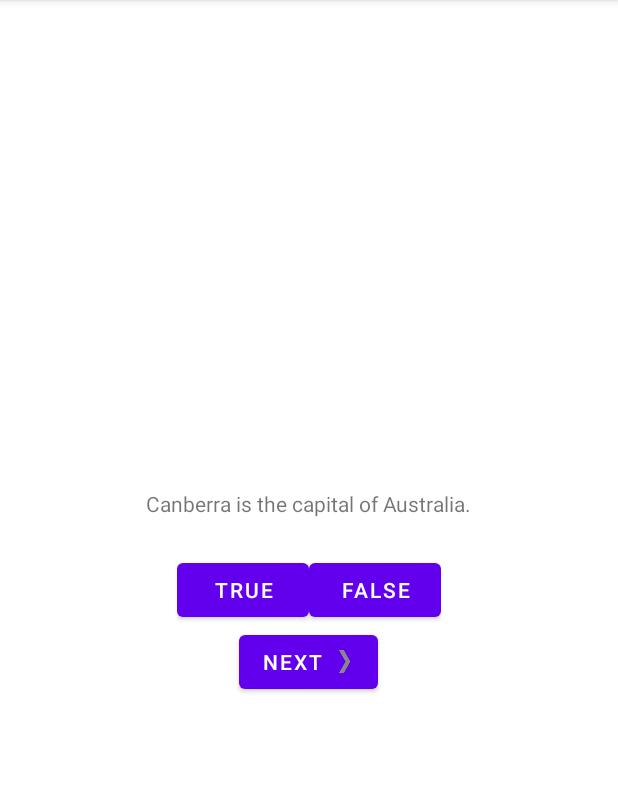
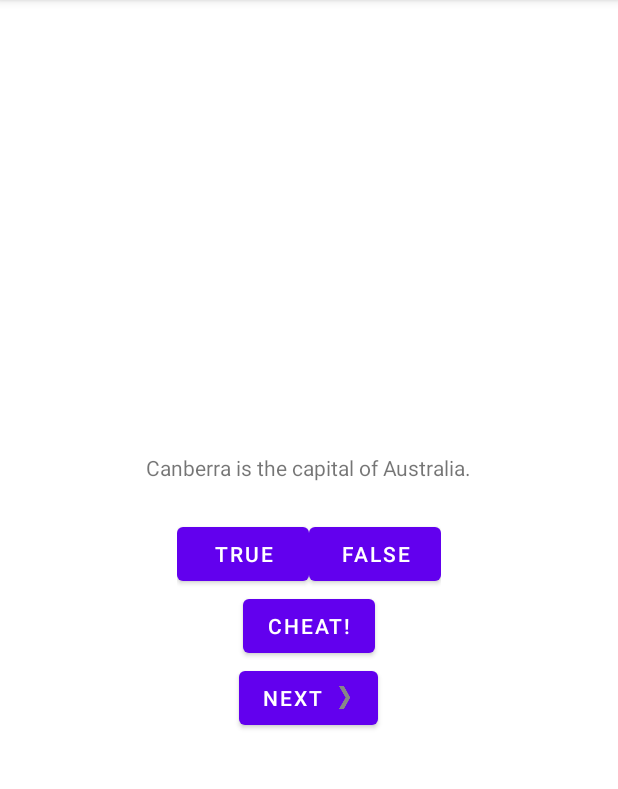
Before and after one commit to Leningkoei/Android, an Android app: the screen it shows after launch (MainActivity), on a phone screen of 412 x 824 dp, the part 84-873 px from its top. Run offline under Robolectric (Android 15) with nearby library versions, the phone set to English and light mode, and no system bars.

Commit message:
2021/11/07

```diff
--- a/GeoQuiz/app/src/main/AndroidManifest.xml
+++ b/GeoQuiz/app/src/main/AndroidManifest.xml
@@ -10,6 +10,9 @@
         android:supportsRtl="true"
         android:theme="@style/Theme.GeoQuiz">
         <activity
+            android:name=".CheatActivity"
+            android:exported="false" />
+        <activity
             android:name=".MainActivity"
             android:exported="true">
             <intent-filter>
--- a/GeoQuiz/app/src/main/java/com/bignerdranch/android/geoquiz/MainActivity.java
+++ b/GeoQuiz/app/src/main/java/com/bignerdranch/android/geoquiz/MainActivity.java
@@ -54,8 +54,7 @@ public class MainActivity extends AppCompatActivity {
             }
         });
         falseButton.setOnClickListener(new View.OnClickListener() {
-            @Override
-            public void onClick(View view) {
+            @Override public void onClick(View view) {
                 // Toast.makeText(
                 //     mainActivityContext,
                 //     R.string.incorrect_toast,
--- a/GeoQuiz/app/src/main/res/layout/activity_main.xml
+++ b/GeoQuiz/app/src/main/res/layout/activity_main.xml
@@ -33,6 +33,12 @@
         />
     </LinearLayout>
     <Button
+        android:id = "@+id/cheat_button"
+        android:layout_height = "wrap_content"
+        android:layout_width = "wrap_content"
+        android:text = "@string/cheat_button"
+    />
+    <Button
         android:id = "@+id/next_button"
         android:layout_height = "wrap_content"
         android:layout_width = "wrap_content"
--- a/GeoQuiz/app/src/main/res/values/strings.xml
+++ b/GeoQuiz/app/src/main/res/values/strings.xml
@@ -1,16 +1,21 @@
 <resources>
     <string name="app_name">GeoQuiz</string>
 
-    <string name = "question_australia">Canberra is the capital of Australia.</string>
-    <string name = "question_oceans">The Pacific Ocean is larger than the Atlantic Ocean.</string>
-    <string name = "question_mideast">The Suez Canal connects the Red Sea and the Indian Ocean.</string>
-    <string name = "question_africa">The source of the Nile River is in Egypt.</string>
-    <string name = "question_americas">The Amazon River is the longest river in the Americas.</string>
-    <string name = "question_asia">Lake Baikal is the world\'s oldest the deepest freshwater lake.</string>
+    <string name="question_australia">Canberra is the capital of Australia.</string>
+    <string name="question_oceans">The Pacific Ocean is larger than the Atlantic Ocean.</string>
+    <string name="question_mideast">The Suez Canal connects the Red Sea and the Indian Ocean.</string>
+    <string name="question_africa">The source of the Nile River is in Egypt.</string>
+    <string name="question_americas">The Amazon River is the longest river in the Americas.</string>
+    <string name="question_asia">Lake Baikal is the world\'s oldest the deepest freshwater lake.</string>
 
-    <string name = "true_button">True</string>
-    <string name = "false_button">False</string>
-    <string name = "correct_toast">Correct!</string>
-    <string name = "incorrect_toast">Incorrect!</string>
-    <string name = "next_button">Next</string>
+    <string name="true_button">True</string>
+    <string name="false_button">False</string>
+    <string name="correct_toast">Correct!</string>
+    <string name="incorrect_toast">Incorrect!</string>
+    <string name="next_button">Next</string>
+
+    <string name="warning_text">Are you sure you want to do this?</string>
+    <string name="show_answer_button">Show Answer</string>
+    <string name="cheat_button">Cheat!</string>
+    <string name="judgment_toast">Cheating is wrong!</string>
 </resources>
```
Also changed, not shown: GeoQuiz/app/src/main/java/com/bignerdranch/android/geoquiz/CheatActivity.java (added, +14 -0 lines), GeoQuiz/app/src/main/res/layout/activity_cheat.xml (added, +30 -0 lines).
